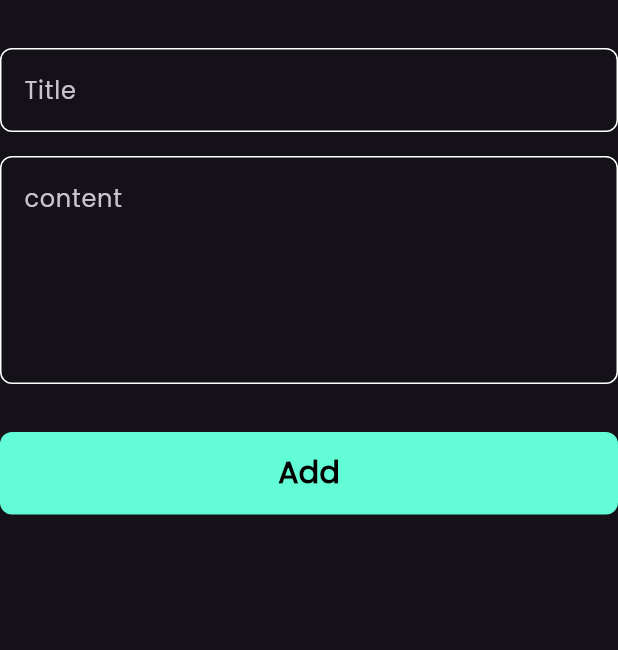
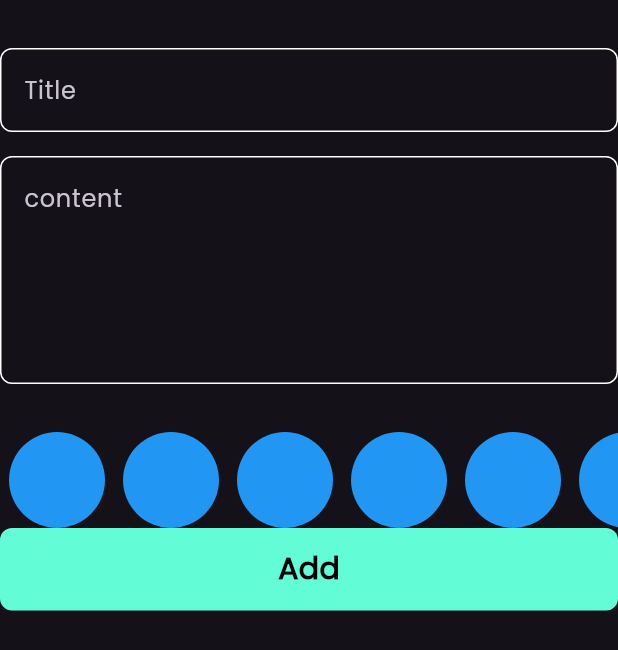
Before and after one commit to abo3amer69/notes_app, a Flutter app: the AddNoteForm widget shown alone on an empty page, opened directly, on a phone screen of 412 x 824 dp. Shown: the top 650 px of the screen. Run offline on Flutter 3.47's test engine with Material 3 defaults, Android fonts, the phone set to English and light mode, and no system bars; our stand-ins replace bloc, flutter_bloc, font_awesome_flutter, hive, hive_flutter, modal_progress_hud_nsn; accounts and stored records are empty.

Commit message:
create color list view part one

```diff
--- a/lib/views/widgets/add_note_form.dart
+++ b/lib/views/widgets/add_note_form.dart
@@ -3,6 +3,7 @@ import 'package:flutter_bloc/flutter_bloc.dart';
 import 'package:intl/intl.dart';
 import 'package:note_app/cubits/add_note_cubit/add_note_cubit.dart';
 import 'package:note_app/models/note_model.dart';
+import 'package:note_app/views/widgets/colors_list_view.dart';
 
 import 'custom_button.dart';
 import 'custom_text_field.dart';
@@ -50,6 +51,7 @@ class _AddNoteFormState extends State<AddNoteForm> {
           const SizedBox(
             height: 32,
           ),
+          const ColorsListView(),
           BlocBuilder<AddNoteCubit, AddNoteState>(
             builder: (context, state) {
               return CustomButton(
--- /dev/null
+++ b/lib/views/widgets/colors_list_view.dart
@@ -0,0 +1,31 @@
+import 'package:flutter/material.dart';
+
+class ColorItem extends StatelessWidget {
+  const ColorItem({super.key});
+
+  @override
+  Widget build(BuildContext context) {
+    return const CircleAvatar(
+      radius: 38,
+      backgroundColor: Colors.blue,
+    );
+  }
+}
+
+class ColorsListView extends StatelessWidget {
+  const ColorsListView({super.key});
+
+  @override
+  Widget build(BuildContext context) {
+    return SizedBox(
+      height: 32 * 2,
+      child: ListView.builder(
+        itemCount: 10,
+        scrollDirection: Axis.horizontal,
+        itemBuilder: (context, index) {
+          return const ColorItem();
+        },
+      ),
+    );
+  }
+}
```
